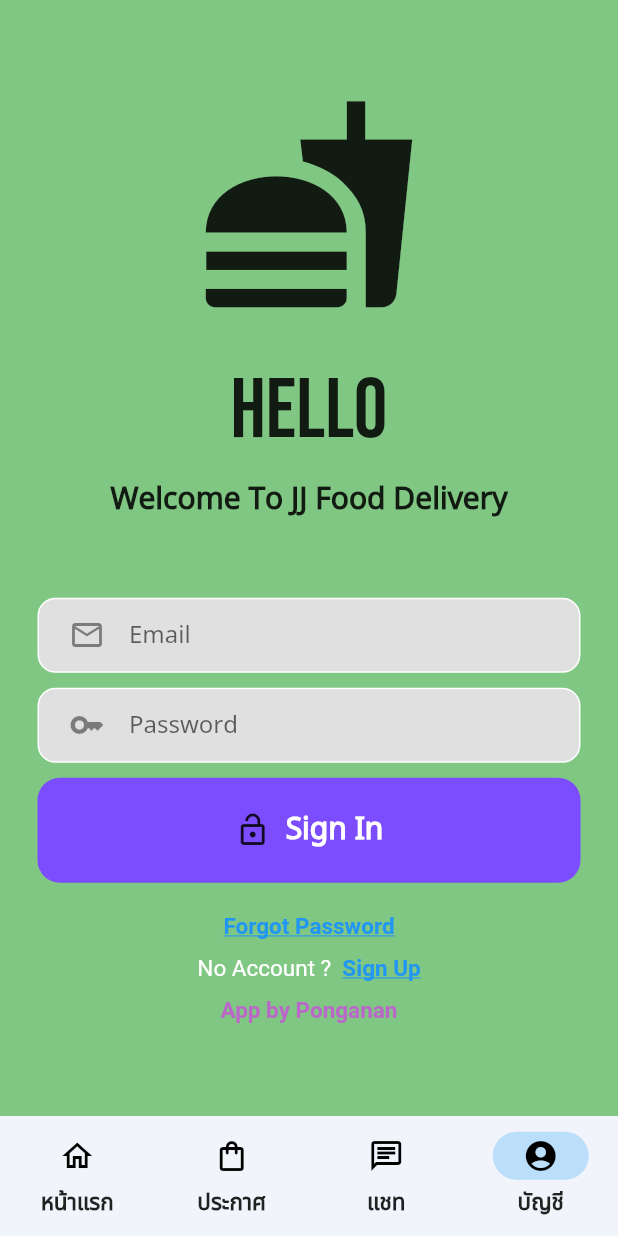
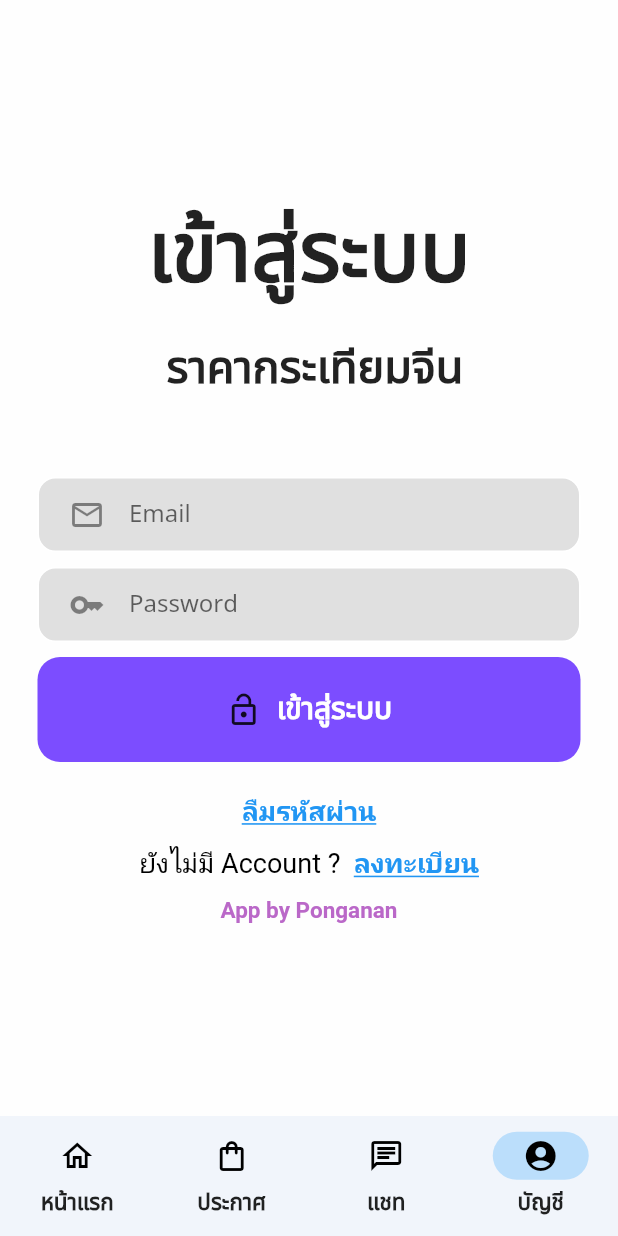
Before and after one commit to ponganan/GarlicPrice, a Flutter app: the screen it shows after launch, item 4 of the bottom bar chosen, on a phone screen of 412 x 824 dp. Run offline on Flutter 3.47's test engine with Material 2 defaults, Android fonts, the phone set to English and light mode, and no system bars; our stand-ins replace email_validator, firebase_auth, firebase_core, google_fonts; accounts and stored records are empty.

Commit message:
change login and signin process

```diff
--- a/lib/forgot_password_page.dart
+++ b/lib/forgot_password_page.dart
@@ -24,7 +24,7 @@ class _ForgotPasswordPageState extends State<ForgotPasswordPage> {
   @override
   Widget build(BuildContext context) {
     return Scaffold(
-      backgroundColor: Colors.green[300],
+      backgroundColor: Colors.grey,
       appBar: AppBar(
         title: Text('Reset Password'),
         backgroundColor: Colors.transparent,
@@ -38,7 +38,7 @@ class _ForgotPasswordPageState extends State<ForgotPasswordPage> {
             mainAxisAlignment: MainAxisAlignment.center,
             children: [
               Text(
-                'Receive an email to\n reset your password.',
+                'กรุณากรอก Email\n เพื่อตั้งค่ารหัสผ่านใหม่',
                 textAlign: TextAlign.center,
                 style: TextStyle(fontSize: 25, fontWeight: FontWeight.bold),
               ),
--- a/lib/home_page.dart
+++ b/lib/home_page.dart
@@ -12,7 +12,7 @@ class HomePage extends StatefulWidget {
 
 class _HomePageState extends State<HomePage> {
   int index = 0;
-  final screen = [
+  final screen = const [
     ListPrice(),
     ListAllPostPage(),
     Center(
@@ -41,7 +41,7 @@ class _HomePageState extends State<HomePage> {
           selectedIndex: index,
           //use labelBehavior for hidden or unhidden text
           //labelBehavior: NavigationDestinationLabelBehavior.onlyShowSelected,
-          animationDuration: Duration(seconds: 1),
+          animationDuration: const Duration(seconds: 1),
           onDestinationSelected: (index) => setState(
             () => this.index = index,
           ),
--- a/lib/list_all_post_page.dart
+++ b/lib/list_all_post_page.dart
@@ -25,6 +25,7 @@ class _ListAllPostPageState extends State<ListAllPostPage> {
           style: TextStyle(
             color: Colors.blue,
             fontWeight: FontWeight.bold,
+            fontSize: 25,
           ),
         ),
         backgroundColor: Colors.transparent,
--- a/lib/list_price.dart
+++ b/lib/list_price.dart
@@ -21,6 +21,7 @@ class _ListPriceState extends State<ListPrice> {
           style: TextStyle(
             color: Colors.blue,
             fontWeight: FontWeight.bold,
+            fontSize: 25,
           ),
         ),
         backgroundColor: Colors.transparent,
--- a/lib/login_page.dart
+++ b/lib/login_page.dart
@@ -34,29 +34,31 @@ class _LoginPageState extends State<LoginPage> {
   @override
   Widget build(BuildContext context) {
     return Scaffold(
-      backgroundColor: Colors.green[300],
+      backgroundColor: Colors.white70,
       body: SafeArea(
         child: Center(
           child: SingleChildScrollView(
             child: Column(
               mainAxisAlignment: MainAxisAlignment.center,
               children: [
-                const Icon(
-                  Icons.fastfood,
-                  size: 150,
-                ),
-                const SizedBox(height: 30),
+                //const Icon(
+                //  Icons.fastfood,
+                //  size: 150,
+                //  ),
+
                 //Hello
                 Text(
-                  'Hello',
-                  style: GoogleFonts.bebasNeue(fontSize: 56),
+                  'เข้าสู่ระบบ',
+                  style: TextStyle(
+                    fontSize: 56,
+                    fontWeight: FontWeight.bold,
+                  ),
                 ),
                 const SizedBox(height: 10),
                 const Text(
-                  // 'Welcome back, you\'ve been missed!!',
-                  'Welcome To JJ Food Delivery',
+                  ' ราคากระเทียมจีน',
                   style: TextStyle(
-                    fontSize: 20,
+                    fontSize: 30,
                     fontWeight: FontWeight.bold,
                   ),
                 ),
@@ -132,7 +134,7 @@ class _LoginPageState extends State<LoginPage> {
                             ),
                             SizedBox(width: 10),
                             Text(
-                              'Sign In',
+                              'เข้าสู่ระบบ',
                               style: TextStyle(
                                 color: Colors.white,
                                 fontWeight: FontWeight.bold,
@@ -149,11 +151,11 @@ class _LoginPageState extends State<LoginPage> {
                 GestureDetector(
                   child: RichText(
                     text: TextSpan(
-                      text: ('Forgot Password'),
+                      text: ('ลืมรหัสผ่าน'),
                       style: TextStyle(
                           decoration: TextDecoration.underline,
                           fontWeight: FontWeight.bold,
-                          fontSize: 15,
+                          fontSize: 18,
                           color: Theme.of(context).colorScheme.secondary),
                     ),
                   ),
@@ -167,20 +169,20 @@ class _LoginPageState extends State<LoginPage> {
                 //register
                 RichText(
                   text: TextSpan(
-                      text: ('No Account ?  '),
+                      text: ('ยังไม่มี Account ?  '),
                       style: TextStyle(
-                        color: Colors.white,
-                        fontSize: 15,
+                        color: Colors.black,
+                        fontSize: 18,
                       ),
                       children: [
                         TextSpan(
                           recognizer: TapGestureRecognizer()
                             ..onTap = widget.onClickedSignUp,
-                          text: ('Sign Up'),
+                          text: ('ลงทะเบียน'),
                           style: TextStyle(
                               decoration: TextDecoration.underline,
                               fontWeight: FontWeight.bold,
-                              fontSize: 15,
+                              fontSize: 18,
                               color: Theme.of(context).colorScheme.secondary),
                         ),
                       ]),
--- a/lib/signup_widget.dart
+++ b/lib/signup_widget.dart
@@ -38,7 +38,7 @@ class _SignUpWidgetState extends State<SignUpWidget> {
   @override
   Widget build(BuildContext context) {
     return Scaffold(
-      backgroundColor: Colors.green[300],
+      backgroundColor: Colors.white70,
       body: SafeArea(
         child: Form(
           key: formKey,
@@ -47,22 +47,20 @@ class _SignUpWidgetState extends State<SignUpWidget> {
               child: Column(
                 mainAxisAlignment: MainAxisAlignment.center,
                 children: [
-                  const Icon(
-                    Icons.fastfood,
-                    size: 150,
-                  ),
                   const SizedBox(height: 30),
                   //Hello
-                  Text(
-                    'Hello',
-                    style: GoogleFonts.bebasNeue(fontSize: 56),
+                  const Text(
+                    'ลงทะเบียน',
+                    style: TextStyle(
+                      fontSize: 56,
+                      fontWeight: FontWeight.bold,
+                    ),
                   ),
                   const SizedBox(height: 10),
                   const Text(
-                    // 'Welcome back, you\'ve been missed!!',
-                    'Welcome To JJ Food Delivery',
+                    ' ราคากระเทียมจีน',
                     style: TextStyle(
-                      fontSize: 20,
+                      fontSize: 30,
                       fontWeight: FontWeight.bold,
                     ),
                   ),
@@ -186,7 +184,7 @@ class _SignUpWidgetState extends State<SignUpWidget> {
                               Icon(Icons.arrow_forward),
                               SizedBox(width: 10),
                               Text(
-                                'Sign Up',
+                                'ลงทะเบียน',
                                 style: TextStyle(
                                   color: Colors.white,
                                   fontWeight: FontWeight.bold,
@@ -201,20 +199,20 @@ class _SignUpWidgetState extends State<SignUpWidget> {
                   //register
                   RichText(
                     text: TextSpan(
-                        text: ('Ready Have Account ?  '),
+                        text: ('มี Account แล้ว ?  '),
                         style: const TextStyle(
-                          color: Colors.white,
-                          fontSize: 15,
+                          color: Colors.black,
+                          fontSize: 18,
                         ),
                         children: [
                           TextSpan(
                             recognizer: TapGestureRecognizer()
                               ..onTap = widget.onClickedSignIn,
-                            text: ('Sign In'),
+                            text: ('เข้าสู่ระบบ'),
                             style: TextStyle(
                                 decoration: TextDecoration.underline,
                                 fontWeight: FontWeight.bold,
-                                fontSize: 15,
+                                fontSize: 18,
                                 color: Theme.of(context).colorScheme.secondary),
                           ),
                         ]),
--- a/lib/verify_email_page.dart
+++ b/lib/verify_email_page.dart
@@ -3,7 +3,6 @@ import 'dart:async';
 import 'package:firebase_auth/firebase_auth.dart';
 import 'package:flutter/material.dart';
 import 'package:garlic_price/home_page.dart';
-import 'package:garlic_price/list_all_post_page.dart';
 import 'package:garlic_price/model/utils.dart';
 
 class VerifyEmailPage extends StatefulWidget {
```
